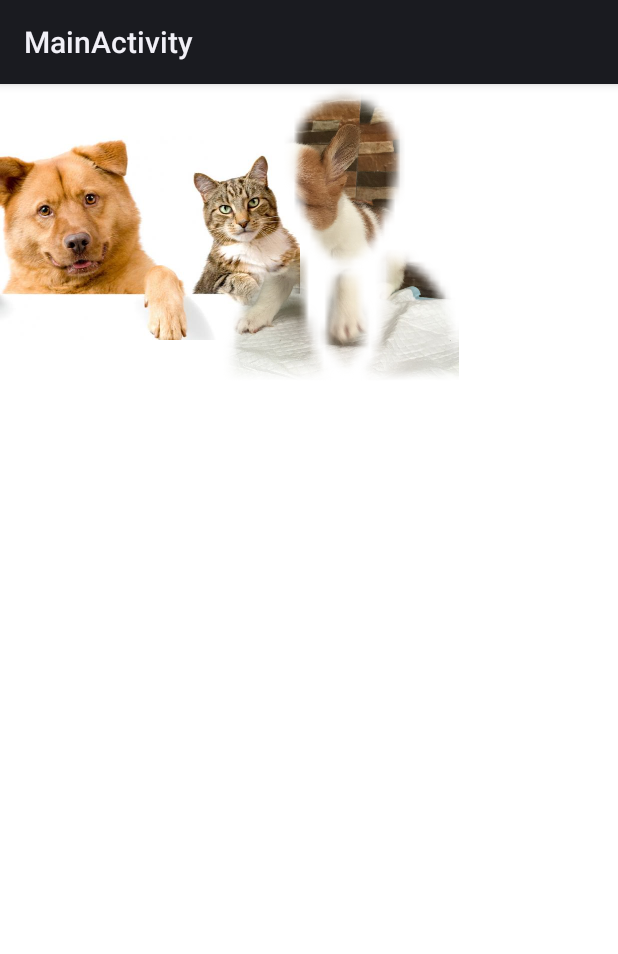
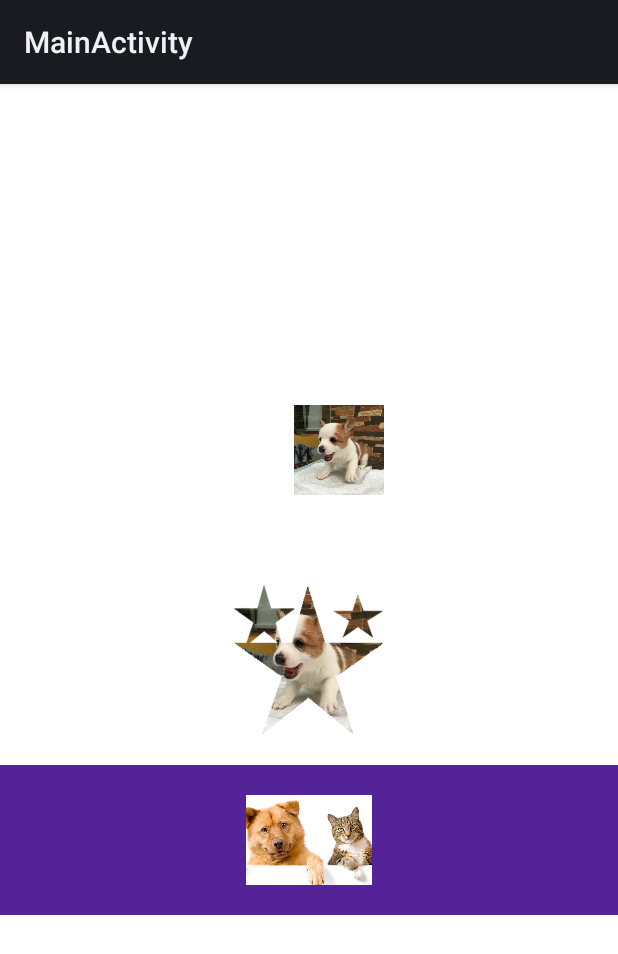
Before and after one commit to liuzhenhuanet/ShapedImageView, an Android app: the screen it shows after launch (MainActivity), on a phone screen of 412 x 824 dp. Shown: the top 954 px of the screen. Run offline under Robolectric (Android 15) with nearby library versions, the phone set to English and light mode, and no system bars; our stand-ins replace CircleImageView.

Commit message:
完善demo

```diff
--- a/app/src/main/res/layout/activity_main.xml
+++ b/app/src/main/res/layout/activity_main.xml
@@ -1,25 +1,37 @@
 <?xml version="1.0" encoding="utf-8"?>
-<android.support.constraint.ConstraintLayout xmlns:android="http://schemas.android.com/apk/res/android"
+<LinearLayout xmlns:android="http://schemas.android.com/apk/res/android"
     xmlns:app="http://schemas.android.com/apk/res-auto"
-    xmlns:tools="http://schemas.android.com/tools"
     android:layout_width="match_parent"
     android:layout_height="match_parent"
     android:background="#ffffff"
-    tools:context="net.liuzhenhua.shapedimageview.MainActivity">
+    android:gravity="center"
+    android:orientation="vertical">
 
     <net.liuzhenhua.shapedimageview.CircleImageView
         android:id="@+id/circle"
-        android:layout_width="wrap_content"
-        android:layout_height="200dp"
-        android:src="@drawable/dog_and_cat" />
+        android:layout_width="100dp"
+        android:layout_height="100dp"
+        android:paddingLeft="40dp"
+        android:paddingBottom="40dp"
+        android:src="@drawable/dog" />
 
     <net.liuzhenhua.shapedimageview.ShapedImageView
         android:id="@+id/shaped"
         android:layout_width="wrap_content"
-        android:layout_height="200dp"
+        android:layout_height="100dp"
+        android:layout_marginTop="20dp"
         android:src="@drawable/dog"
-        app:bitmapDrawable="@drawable/ic_account"
-        app:layout_editor_absoluteY="242dp"
-        app:layout_editor_absoluteX="28dp" />
+        app:bitmapDrawable="@drawable/star" />
 
-</android.support.constraint.ConstraintLayout>
+    <net.liuzhenhua.shapedimageview.RoundImageView
+        android:layout_width="wrap_content"
+        android:layout_height="100dp"
+        android:layout_marginTop="20dp"
+        android:padding="20dp"
+        android:background="#542398"
+        android:src="@drawable/dog_and_cat"
+        app:topRightRadius="5dp"
+        app:bottomLeftRadius="5dp"
+        app:radius="30dp" />
+
+</LinearLayout>
```
Also changed, not shown: app/src/main/res/drawable/star.png (added).
